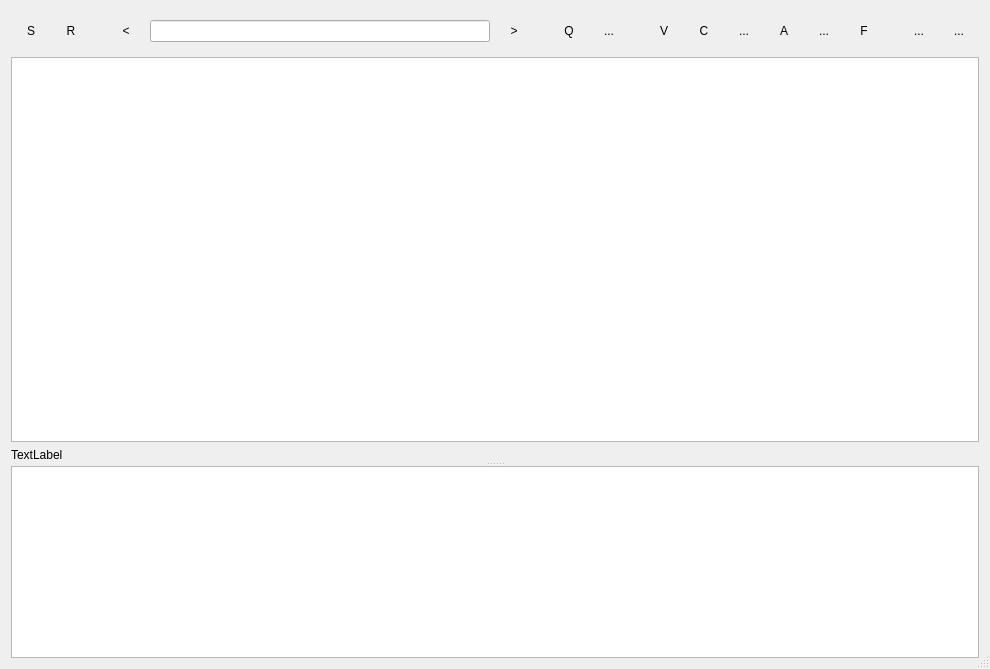
frispete/mp3diags, file mp3diags/src/TagEditor.ui: the form before one commit.
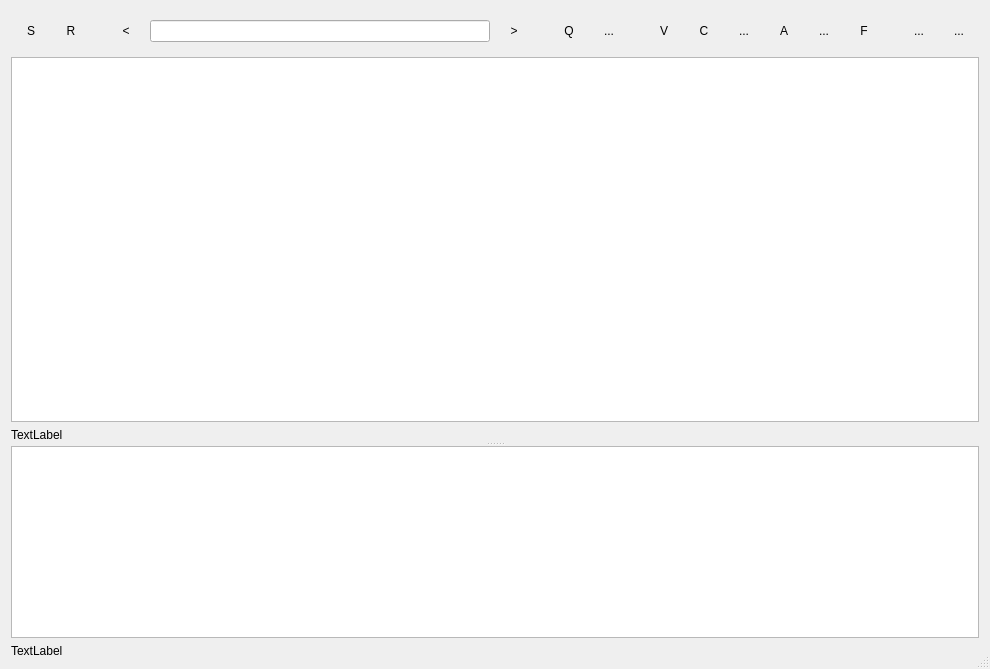
The form after the commit. Icons and pictures are not drawn.

Commit message: Patterns may now be enabled / disabled in the tag editor, using buttons

Patch:
```diff
--- a/mp3diags/src/TagEditor.ui
+++ b/mp3diags/src/TagEditor.ui
@@ -788,6 +788,31 @@
                </property>
               </widget>
              </item>
+             <item>
+              <widget class="QWidget" native="1" name="m_pPatternsW" >
+               <layout class="QHBoxLayout" >
+                <property name="leftMargin" >
+                 <number>0</number>
+                </property>
+                <property name="topMargin" >
+                 <number>0</number>
+                </property>
+                <property name="rightMargin" >
+                 <number>0</number>
+                </property>
+                <property name="bottomMargin" >
+                 <number>0</number>
+                </property>
+                <item>
+                 <widget class="QLabel" name="m_pRemovable2L" >
+                  <property name="text" >
+                   <string>TextLabel</string>
+                  </property>
+                 </widget>
+                </item>
+               </layout>
+              </widget>
+             </item>
             </layout>
            </widget>
           </widget>
```
Left out of the diff: 2 changed lines with no effect on the pictures. The commit also changes 4 other files.
